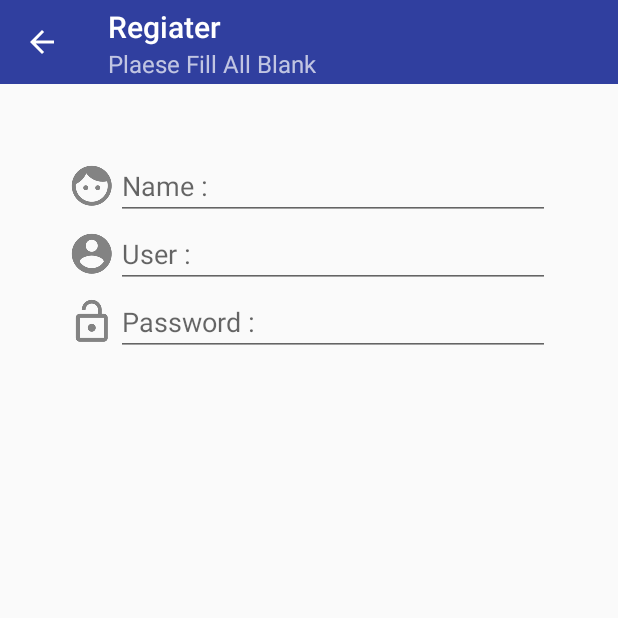
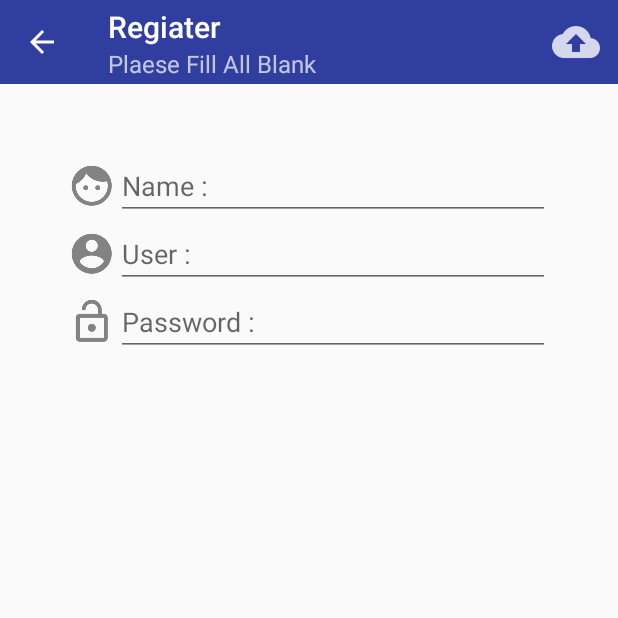
Before and after one commit to padungkiart/Showbru, an Android app: the screen it shows after launch (MainActivity), after a tap on "New Register", on a phone screen of 412 x 824 dp, the top half of it. Run offline under Robolectric (Android 15) with nearby library versions, the phone set to English and light mode, and no system bars.

Commit message:
Finish 26 Apil 2018

```diff
--- a/app/src/main/res/layout/fragment_register.xml
+++ b/app/src/main/res/layout/fragment_register.xml
@@ -33,6 +33,7 @@
                 android:layout_height="wrap_content" />
             <!--TextField-->
             <EditText
+                android:id="@+id/edtName"
                 android:inputType="text"
                 android:hint="Name :"
                 android:layout_width="match_parent"
@@ -54,6 +55,7 @@
                 android:layout_height="wrap_content" />
             <!--TextField-->
             <EditText
+                android:id="@+id/edtUser"
                 android:inputType="text"
                 android:hint="User :"
                 android:layout_width="match_parent"
@@ -75,6 +77,7 @@
                 android:layout_height="wrap_content" />
             <!--TextField-->
             <EditText
+                android:id="@+id/edtPassword"
                 android:inputType="textPassword"
                 android:hint="Password :"
                 android:layout_width="match_parent"
--- /dev/null
+++ b/app/src/main/res/menu/menu_register.xml
@@ -0,0 +1,12 @@
+<?xml version="1.0" encoding="utf-8"?>
+<menu xmlns:android="http://schemas.android.com/apk/res/android"
+    xmlns:app="http://schemas.android.com/apk/res-auto">
+
+    <item
+        app:showAsAction="always"
+        android:icon="@drawable/ic_action_upload"
+        android:id="@+id/itemupload"
+        android:title="Upload" />
+
+
+</menu>
```
Also changed, not shown: app/src/main/java/com/example/android/showbru/fragmaent/RegisterFragment.java (+62 -6 lines), app/src/main/java/com/example/android/showbru/utility/MyAlert.java (added, +35 -0 lines), app/src/main/res/drawable-hdpi/ic_action_upload.png (added), app/src/main/res/drawable-mdpi/ic_action_upload.png (added), app/src/main/res/drawable-xhdpi/ic_action_upload.png (added), app/src/main/res/drawable-xxhdpi/ic_action_upload.png (added).
